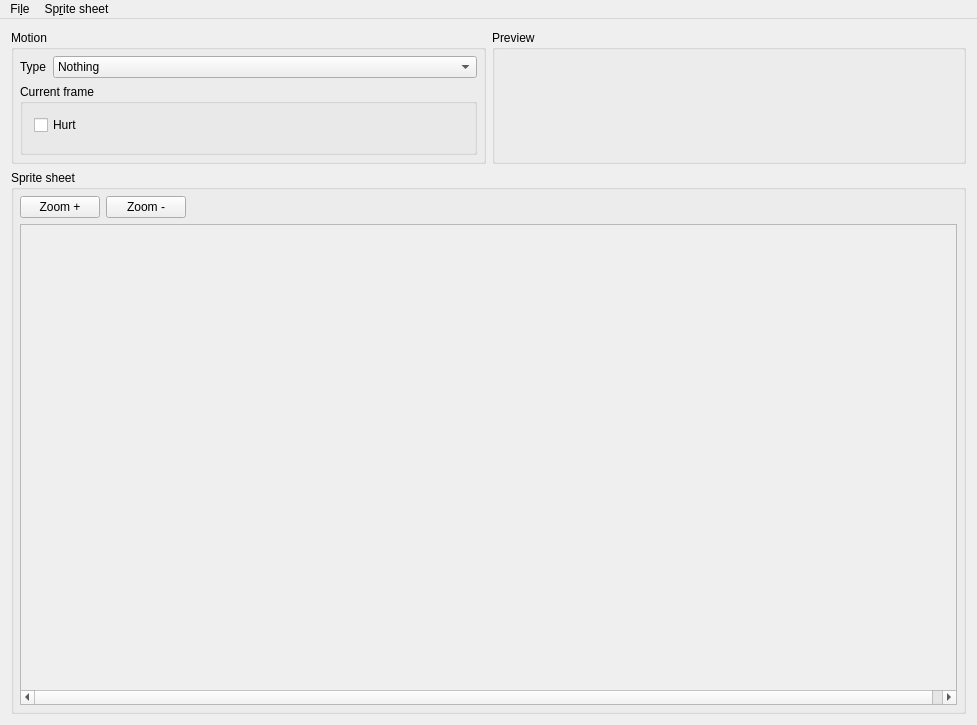
Before: the Qt Designer form spriteEdit/CMainWindow.ui in clebail/tilegame, drawn with Qt 5.
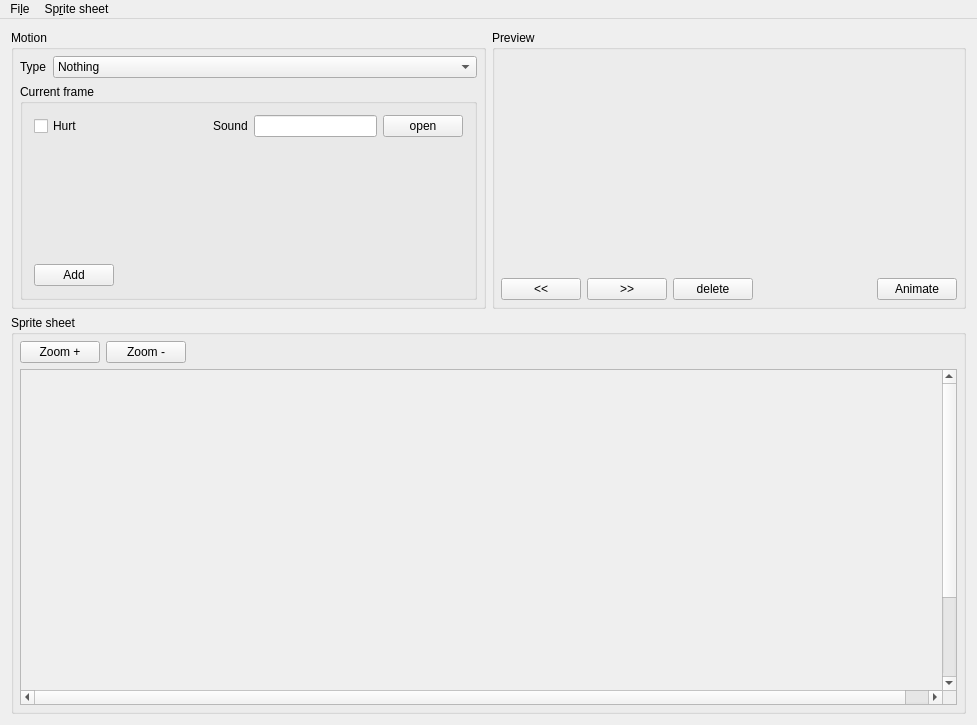
After: the same form once the commit is applied. Custom widgets are drawn as their Qt base class.

The edit to the form file:
```diff
--- a/spriteEdit/CMainWindow.ui
+++ b/spriteEdit/CMainWindow.ui
@@ -136,14 +136,117 @@
             </property>
             <layout class="QVBoxLayout" name="verticalLayout_2">
              <item>
-              <widget class="QCheckBox" name="cbHurt">
-               <property name="text">
-                <string>Hurt</string>
+              <widget class="QWidget" name="widget_3" native="true">
+               <layout class="QHBoxLayout" name="horizontalLayout_5">
+                <property name="leftMargin">
+                 <number>0</number>
+                </property>
+                <property name="topMargin">
+                 <number>0</number>
+                </property>
+                <property name="rightMargin">
+                 <number>0</number>
+                </property>
+                <property name="bottomMargin">
+                 <number>0</number>
+                </property>
+                <item>
+                 <widget class="QCheckBox" name="cbHurt">
+                  <property name="text">
+                   <string>Hurt</string>
+                  </property>
+                 </widget>
+                </item>
+                <item>
+                 <spacer name="horizontalSpacer_3">
+                  <property name="orientation">
+                   <enum>Qt::Horizontal</enum>
+                  </property>
+                  <property name="sizeHint" stdset="0">
+                   <size>
+                    <width>40</width>
+                    <height>20</height>
+                   </size>
+                  </property>
+                 </spacer>
+                </item>
+                <item>
+                 <widget class="QLabel" name="label_2">
+                  <property name="text">
+                   <string>Sound</string>
+                  </property>
+                 </widget>
+                </item>
+                <item>
+                 <widget class="QLineEdit" name="lineEdit">
+                  <property name="readOnly">
+                   <bool>true</bool>
+                  </property>
+                 </widget>
+                </item>
+                <item>
+                 <widget class="QPushButton" name="pbOpenSound">
+                  <property name="text">
+                   <string>open</string>
+                  </property>
+                 </widget>
+                </item>
+               </layout>
+              </widget>
+             </item>
+             <item>
+              <widget class="CSpriteFrameWidget" name="wFrame" native="true">
+               <property name="sizePolicy">
+                <sizepolicy hsizetype="Preferred" vsizetype="Expanding">
+                 <horstretch>0</horstretch>
+                 <verstretch>0</verstretch>
+                </sizepolicy>
                </property>
+               <property name="minimumSize">
+                <size>
+                 <width>0</width>
+                 <height>32</height>
+                </size>
+               </property>
               </widget>
              </item>
              <item>
-              <widget class="QWidget" name="wFrame" native="true"/>
+              <widget class="QWidget" name="widget" native="true">
+               <layout class="QHBoxLayout" name="horizontalLayout_4">
+                <property name="leftMargin">
+                 <number>0</number>
+                </property>
+                <property name="topMargin">
+                 <number>0</number>
+                </property>
+                <property name="rightMargin">
+                 <number>0</number>
+                </property>
+                <property name="bottomMargin">
+                 <number>0</number>
+                </property>
+                <item>
+                 <widget class="QPushButton" name="pbAddFrame">
+                  <property name="text">
+                   <string>Add</string>
+                  </property>
+                 </widget>
+                </item>
+                <item>
+                 <spacer name="horizontalSpacer_2">
+                  <property name="orientation">
+                   <enum>Qt::Horizontal</enum>
+                  </property>
+                  <property name="sizeHint" stdset="0">
+                   <size>
+                    <width>40</width>
+                    <height>20</height>
+                   </size>
+                  </property>
+                 </spacer>
+                </item>
+               </layout>
+              </widget>
              </item>
             </layout>
            </widget>
@@ -170,7 +273,79 @@
            <number>6</number>
           </property>
           <item>
-           <widget class="QWidget" name="wPreview" native="true"/>
+           <widget class="CSpritePreview" name="wPreview" native="true">
+            <property name="minimumSize">
+             <size>
+              <width>0</width>
+              <height>32</height>
+             </size>
+            </property>
+           </widget>
+          </item>
+          <item>
+           <widget class="QWidget" name="widget_4" native="true">
+            <property name="sizePolicy">
+             <sizepolicy hsizetype="Preferred" vsizetype="Fixed">
+              <horstretch>0</horstretch>
+              <verstretch>0</verstretch>
+             </sizepolicy>
+            </property>
+            <layout class="QHBoxLayout" name="horizontalLayout_6">
+             <property name="leftMargin">
+              <number>0</number>
+             </property>
+             <property name="topMargin">
+              <number>0</number>
+             </property>
+             <property name="rightMargin">
+              <number>0</number>
+             </property>
+             <property name="bottomMargin">
+              <number>0</number>
+             </property>
+             <item>
+              <widget class="QPushButton" name="pbLeft">
+               <property name="text">
+                <string>&lt;&lt;</string>
+               </property>
+              </widget>
+             </item>
+             <item>
+              <widget class="QPushButton" name="pbRight">
+               <property name="text">
+                <string>&gt;&gt;</string>
+               </property>
+              </widget>
+             </item>
+             <item>
+              <widget class="QPushButton" name="pbDelete">
+               <property name="text">
+                <string>delete</string>
+               </property>
+              </widget>
+             </item>
+             <item>
+              <spacer name="horizontalSpacer_4">
+               <property name="orientation">
+                <enum>Qt::Horizontal</enum>
+               </property>
+               <property name="sizeHint" stdset="0">
+                <size>
+                 <width>40</width>
+                 <height>20</height>
+                </size>
+               </property>
+              </spacer>
+             </item>
+             <item>
+              <widget class="QPushButton" name="pbAnimate">
+               <property name="text">
+                <string>Animate</string>
+               </property>
+              </widget>
+             </item>
+            </layout>
+           </widget>
           </item>
          </layout>
         </widget>
@@ -255,6 +430,12 @@
             <height>438</height>
            </rect>
           </property>
+          <property name="sizePolicy">
+           <sizepolicy hsizetype="Expanding" vsizetype="Expanding">
+            <horstretch>0</horstretch>
+            <verstretch>0</verstretch>
+           </sizepolicy>
+          </property>
          </widget>
         </widget>
        </item>
@@ -325,6 +506,20 @@
   </action>
  </widget>
  <layoutdefault spacing="6" margin="11"/>
+ <customwidgets>
+  <customwidget>
+   <class>CSpriteFrameWidget</class>
+   <extends>QWidget</extends>
+   <header>CSpriteFrameWidget.h</header>
+   <container>1</container>
+  </customwidget>
+  <customwidget>
+   <class>CSpritePreview</class>
+   <extends>QWidget</extends>
+   <header>CSpritePreview.h</header>
+   <container>1</container>
+  </customwidget>
+ </customwidgets>
  <resources/>
  <connections/>
 </ui>
```
Left out of the diff: 11 changed lines with no effect on the pictures.
